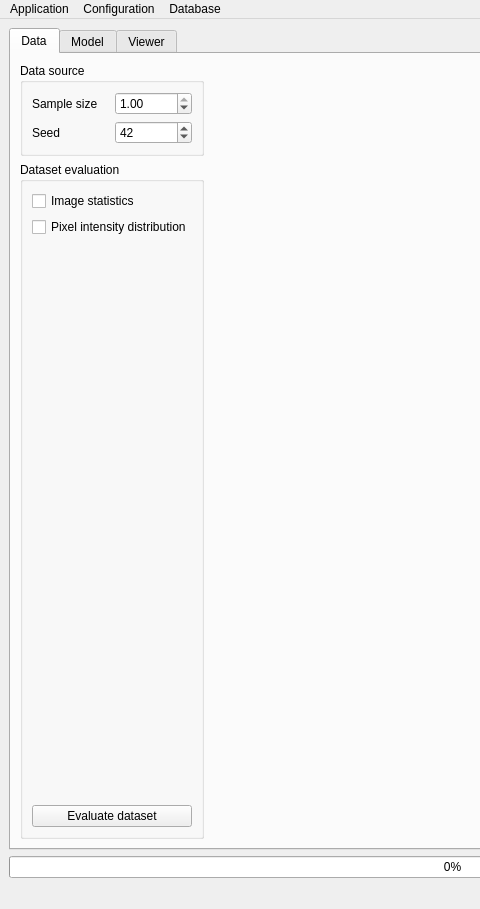
CTCycle/FEXT-Autoencoder, file FEXT/app/assets/window_layout.ui: the form before one commit; both pictures show x 0 to 480 and y 0 to 909 of the 1165 by 909 pixel window.
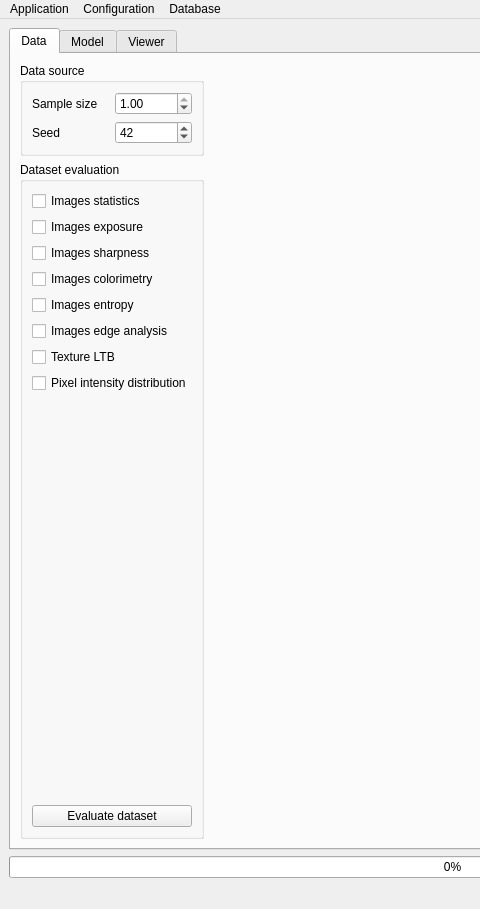
The form after the commit.

Commit message: added several metrics to analyze image dataset, including image sharpness, entropy, colorimetrics, texture LTB, pixels exposure and edges analysis

Diff of the .ui file:
```diff
--- a/FEXT/app/assets/window_layout.ui
+++ b/FEXT/app/assets/window_layout.ui
@@ -33,8 +33,10 @@
        <attribute name="title">
         <string>Data</string>
        </attribute>
-       <layout class="QGridLayout" name="gridLayout_2">
-        <item row="0" column="0">
+       <layout class="QHBoxLayout" name="horizontalLayout_23">
+        <item>
+         <layout class="QVBoxLayout" name="verticalLayout">
+          <item>
          <widget class="QGroupBox" name="groupBox_2">
           <property name="title">
            <string>Data source</string>
@@ -88,20 +90,7 @@
           </layout>
          </widget>
         </item>
-        <item row="0" column="1">
-         <spacer name="horizontalSpacer">
-          <property name="orientation">
-           <enum>Qt::Orientation::Horizontal</enum>
-          </property>
-          <property name="sizeHint" stdset="0">
-           <size>
-            <width>40</width>
-            <height>20</height>
-           </size>
-          </property>
-         </spacer>
-        </item>
-        <item row="1" column="0">
+          <item>
          <widget class="QGroupBox" name="datasetEvalGroup">
           <property name="title">
            <string>Dataset evaluation</string>
@@ -113,7 +102,67 @@
               <string>&lt;html&gt;&lt;head/&gt;&lt;body&gt;&lt;p&gt;Add calculation of images statistics (mean, min, max, standard deviation, signal-to-noise ratio) to evaluation pipeline&lt;/p&gt;&lt;/body&gt;&lt;/html&gt;</string>
              </property>
              <property name="text">
-              <string>Image statistics</string>
+                <string>Images statistics</string>
+               </property>
+              </widget>
+             </item>
+             <item>
+              <widget class="QCheckBox" name="imgExposure">
+               <property name="toolTip">
+                <string>&lt;html&gt;&lt;head/&gt;&lt;body&gt;&lt;p&gt;Add calculation of images statistics (mean, min, max, standard deviation, signal-to-noise ratio) to evaluation pipeline&lt;/p&gt;&lt;/body&gt;&lt;/html&gt;</string>
+               </property>
+               <property name="text">
+                <string>Images exposure</string>
+               </property>
+              </widget>
+             </item>
+             <item>
+              <widget class="QCheckBox" name="imgSharpness">
+               <property name="toolTip">
+                <string>&lt;html&gt;&lt;head/&gt;&lt;body&gt;&lt;p&gt;Add calculation of images statistics (mean, min, max, standard deviation, signal-to-noise ratio) to evaluation pipeline&lt;/p&gt;&lt;/body&gt;&lt;/html&gt;</string>
+               </property>
+               <property name="text">
+                <string>Images sharpness</string>
+               </property>
+              </widget>
+             </item>
+             <item>
+              <widget class="QCheckBox" name="imgColor">
+               <property name="toolTip">
+                <string>&lt;html&gt;&lt;head/&gt;&lt;body&gt;&lt;p&gt;Add calculation of images statistics (mean, min, max, standard deviation, signal-to-noise ratio) to evaluation pipeline&lt;/p&gt;&lt;/body&gt;&lt;/html&gt;</string>
+               </property>
+               <property name="text">
+                <string>Images colorimetry</string>
+               </property>
+              </widget>
+             </item>
+             <item>
+              <widget class="QCheckBox" name="imgEntropy">
+               <property name="toolTip">
+                <string>&lt;html&gt;&lt;head/&gt;&lt;body&gt;&lt;p&gt;Add calculation of images statistics (mean, min, max, standard deviation, signal-to-noise ratio) to evaluation pipeline&lt;/p&gt;&lt;/body&gt;&lt;/html&gt;</string>
+               </property>
+               <property name="text">
+                <string>Images entropy</string>
+               </property>
+              </widget>
+             </item>
+             <item>
+              <widget class="QCheckBox" name="imgEdges">
+               <property name="toolTip">
+                <string>&lt;html&gt;&lt;head/&gt;&lt;body&gt;&lt;p&gt;Add calculation of images statistics (mean, min, max, standard deviation, signal-to-noise ratio) to evaluation pipeline&lt;/p&gt;&lt;/body&gt;&lt;/html&gt;</string>
+               </property>
+               <property name="text">
+                <string>Images edge analysis</string>
+               </property>
+              </widget>
+             </item>
+             <item>
+              <widget class="QCheckBox" name="textureLTB">
+               <property name="toolTip">
+                <string>&lt;html&gt;&lt;head/&gt;&lt;body&gt;&lt;p&gt;Add calculation of images statistics (mean, min, max, standard deviation, signal-to-noise ratio) to evaluation pipeline&lt;/p&gt;&lt;/body&gt;&lt;/html&gt;</string>
+               </property>
+               <property name="text">
+                <string>Texture LTB </string>
              </property>
             </widget>
            </item>
@@ -149,6 +198,21 @@
            </item>
           </layout>
          </widget>
+          </item>
+         </layout>
+        </item>
+        <item>
+         <spacer name="horizontalSpacer">
+          <property name="orientation">
+           <enum>Qt::Orientation::Horizontal</enum>
+          </property>
+          <property name="sizeHint" stdset="0">
+           <size>
+            <width>40</width>
+            <height>20</height>
+           </size>
+          </property>
+         </spacer>
         </item>
        </layout>
       </widget>
```
Lines whose indentation alone changed are shown as unchanged. The commit also changes 9 other files.
